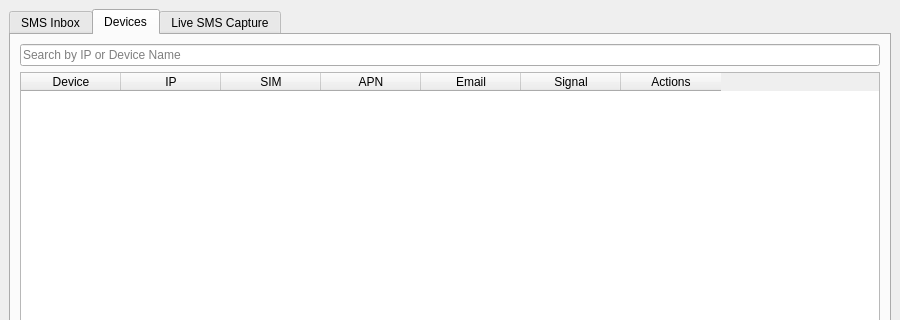
Before: the Qt Designer form combined_sms_monitor.ui in danangnu/python-ciscosms-app, drawn with Qt 5; both pictures show x 0 to 900 and y 0 to 320 of the 900 by 600 pixel window.
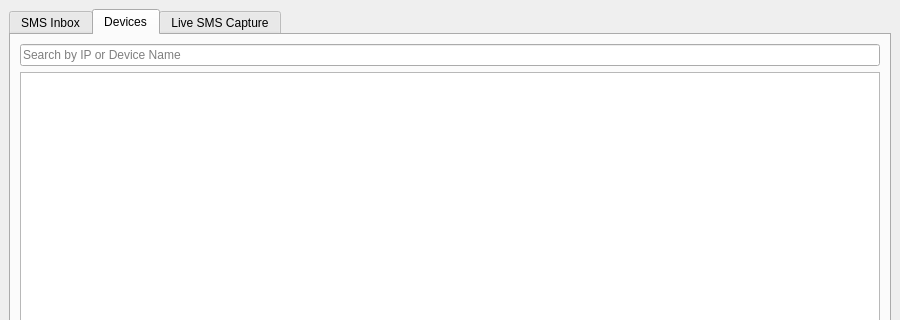
After: the same form once the commit is applied. The open tabs and pages were chosen to show the change.

```diff
--- a/combined_sms_monitor.ui
+++ b/combined_sms_monitor.ui
@@ -72,50 +72,14 @@
                             </attribute>
                             <layout class="QVBoxLayout" name="deviceLayout">
                                 <item>
-                                    <widget class="QLineEdit" name="searchLineEdit">
+                  <widget class="QLineEdit" name="deviceSearchLineEdit">
                                         <property name="placeholderText">
                                             <string>Search by IP or Device Name</string>
                                         </property>
                                     </widget>
                                 </item>
                                 <item>
-                                    <widget class="QTableWidget" name="deviceTable">
-                                        <column>
-                                            <property name="text">
-                                                <string>Device</string>
-                                            </property>
-                                        </column>
-                                        <column>
-                                            <property name="text">
-                                                <string>IP</string>
-                                            </property>
-                                        </column>
-                                        <column>
-                                            <property name="text">
-                                                <string>SIM</string>
-                                            </property>
-                                        </column>
-                                        <column>
-                                            <property name="text">
-                                                <string>APN</string>
-                                            </property>
-                                        </column>
-                                        <column>
-                                            <property name="text">
-                                                <string>Email</string>
-                                            </property>
-                                        </column>
-                                        <column>
-                                            <property name="text">
-                                                <string>Signal</string>
-                                            </property>
-                                        </column>
-                                        <column>
-                                            <property name="text">
-                                                <string>Actions</string>
-                                            </property>
-                                        </column>
-                                    </widget>
+                  <widget class="QTableWidget" name="deviceTable"/>
                                 </item>
                                 <item>
                                     <layout class="QHBoxLayout" name="deviceButtons">
```
Left out of the diff: 36 changed lines with no effect on the pictures. Lines whose indentation alone changed are shown as unchanged.
